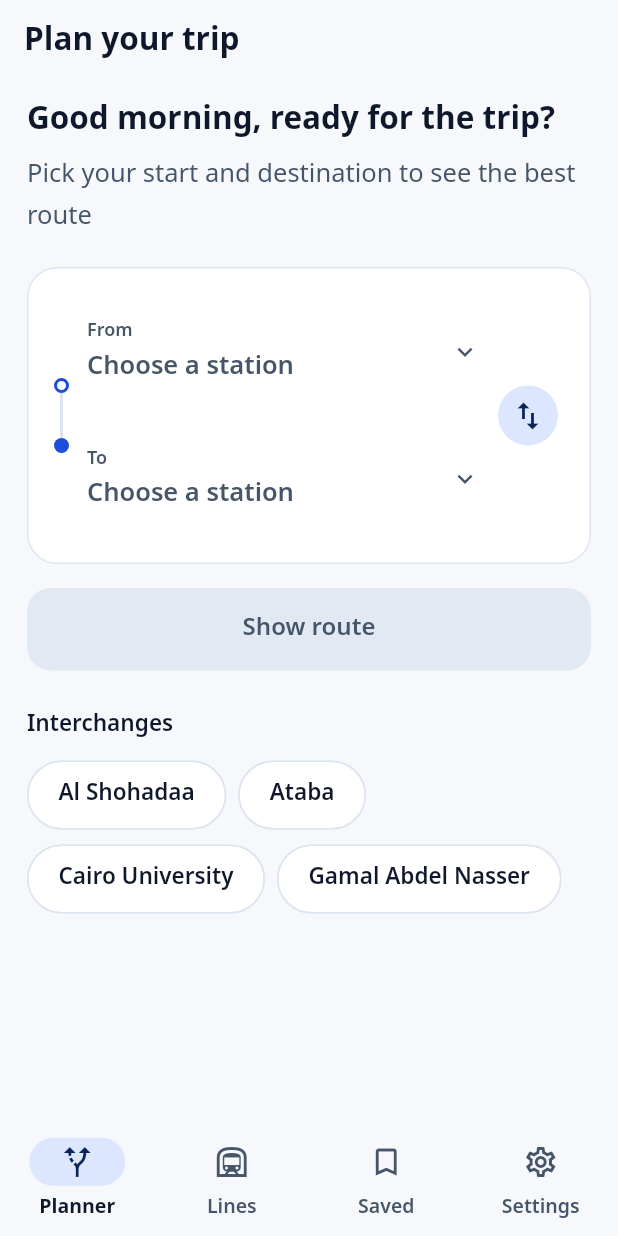
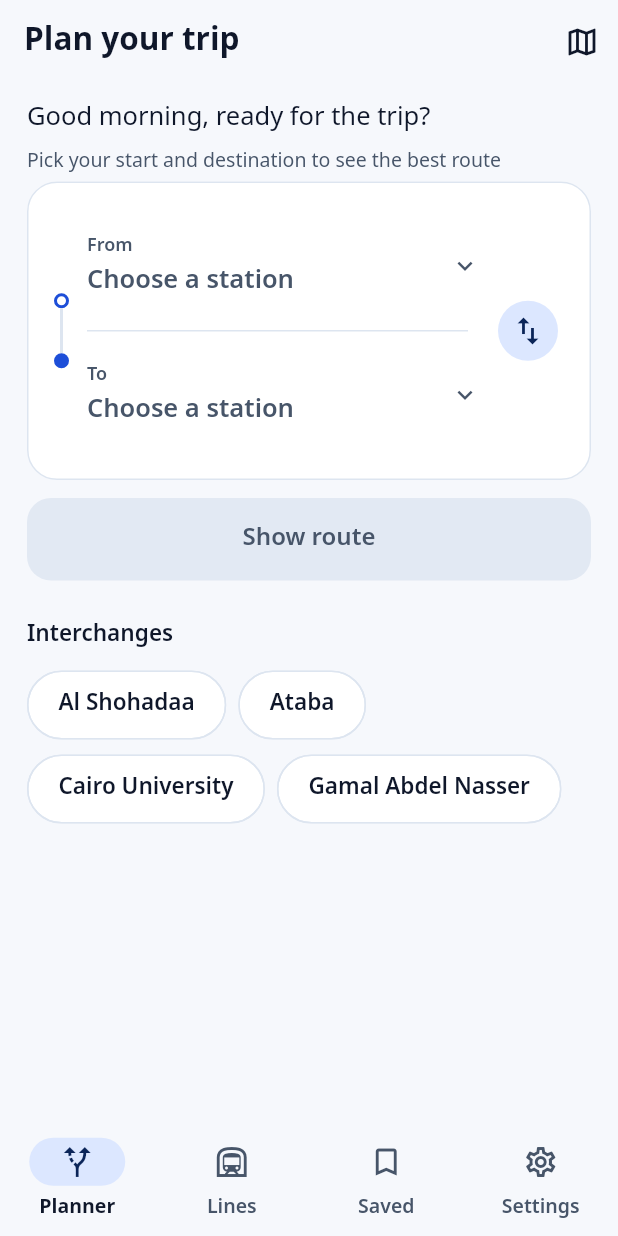
Before and after one commit to HA2077/maak-metro, a Flutter app: the screen it shows after launch, after a tap on "English", after a tap on "Get started", on a phone screen of 412 x 824 dp. Run offline on Flutter 3.47's test engine with Material 3 defaults, Android fonts, the phone set to English and light mode, and no system bars; our stand-ins replace device_preview, flutter_bloc, shared_preferences, sqflite; accounts and stored records are empty.

Commit message:
feat(planner): integrate metro map functionality and update greeting logic for closed hours

```diff
--- a/lib/core/utils/greeting.dart
+++ b/lib/core/utils/greeting.dart
@@ -1,4 +1,6 @@
 import 'package:maak_metro/core/l10n/app_localizations.dart';
+
+import 'dates.dart';
 
 /// Parts of the day used by the greeting on the planner.
 enum DayPart { morning, afternoon, evening, night }
@@ -12,8 +14,16 @@ DayPart dayPartFor(int hour) {
 }
 
 /// Four greetings per part of the day. The caller picks one per launch.
-List<String> greetingsFor(AppLocalizations l10n, DayPart part) =>
-    switch (part) {
+///
+/// Empty during closed hours so the planner can hide the greeting instead of
+/// contradicting the closed-hours advisory.
+List<String> greetingsFor(
+  AppLocalizations l10n,
+  DayPart part, {
+  DateTime? now,
+}) {
+  if (isMetroClosed(now: now)) return const <String>[];
+  return switch (part) {
     DayPart.morning => [
       l10n.greetingMorning1,
       l10n.greetingMorning2,
@@ -39,3 +49,4 @@ List<String> greetingsFor(AppLocalizations l10n, DayPart part) =>
       l10n.greetingNight4,
     ],
   };
+}
--- a/lib/features/network/presentation/lines_screen.dart
+++ b/lib/features/network/presentation/lines_screen.dart
@@ -11,10 +11,9 @@ import 'package:maak_metro/core/utils/directions.dart';
 import 'package:maak_metro/core/utils/localized_names.dart';
 import 'package:maak_metro/features/network/domain/models/models.dart';
 import 'package:maak_metro/features/network/presentation/widgets/line_chip.dart';
+import 'package:maak_metro/features/network/presentation/widgets/metro_map_sheet.dart';
 
 import 'network_cubit.dart';
-
-const String _mapAsset = 'assets/images/metro_map.png';
 
 class LinesScreen extends StatelessWidget {
   const LinesScreen({super.key, required this.onStationSelected});
@@ -26,69 +25,6 @@ class LinesScreen extends StatelessWidget {
       .where((word) => word.isNotEmpty)
       .map((word) => '${word[0].toUpperCase()}${word.substring(1)}')
       .join(' ');
-
-  void _showMap(BuildContext context) {
-    showModalBottomSheet<void>(
-      context: context,
-      isScrollControlled: true,
-      useSafeArea: true,
-      constraints: const BoxConstraints(maxWidth: AppLayout.maxContentWidth),
-      backgroundColor: AppTheme.light.colorScheme.surface,
-      builder: (sheetContext) {
-        final l10n = AppLocalizations.of(sheetContext);
-        return Theme(
-          data: AppTheme.light,
-          child: FractionallySizedBox(
-            heightFactor: 0.9,
-            child: Padding(
-              padding: const EdgeInsetsDirectional.fromSTEB(
-                AppSpace.lg,
-                AppSpace.md,
-                AppSpace.lg,
-                AppSpace.md,
-              ),
-              child: Column(
-                crossAxisAlignment: CrossAxisAlignment.stretch,
-                children: [
-                  Row(
-                    children: [
-                      Expanded(
-                        child: Semantics(
-                          header: true,
-                          child: Text(
-                            l10n.metroMap,
-                            style: AppTheme.light.textTheme.titleLarge,
-                          ),
-                        ),
-                      ),
-                      IconButton(
-                        onPressed: () => Navigator.of(sheetContext).pop(),
-                        tooltip: l10n.close,
-                        icon: const Icon(Icons.close),
-                      ),
-                    ],
-                  ),
-                  const SizedBox(height: AppSpace.sm),
-                  Expanded(
-                    child: Semantics(
-                      label: l10n.metroMap,
-                      child: InteractiveViewer(
-                        minScale: 1.0,
-                        maxScale: 4.0,
-                        child: Center(
-                          child: Image.asset(_mapAsset, fit: BoxFit.contain),
-                        ),
-                      ),
-                    ),
-                  ),
-                ],
-              ),
-            ),
-          ),
-        );
-      },
-    );
-  }
 
   void _showStation(BuildContext context, Station station) {
     final network = context.read<NetworkCubit>().state.network;
@@ -210,7 +146,7 @@ class LinesScreen extends StatelessWidget {
           ? const SizedBox.shrink()
           : Column(
               children: [
-                _MapPreviewCard(onTap: () => _showMap(context)),
+                _MapPreviewCard(onTap: () => showMetroMap(context)),
                 Expanded(child: _lineList(context, network, theme)),
               ],
             ),
@@ -403,7 +339,7 @@ class _MapPreviewCard extends StatelessWidget {
                         SizedBox(
                           width: 88,
                           height: 72,
-                          child: Image.asset(_mapAsset, fit: BoxFit.cover),
+                          child: Image.asset(metroMapAsset, fit: BoxFit.cover),
                         ),
                         const SizedBox(width: AppSpace.md),
                         Expanded(
--- /dev/null
+++ b/lib/features/network/presentation/widgets/metro_map_sheet.dart
@@ -0,0 +1,69 @@
+import 'package:flutter/material.dart';
+
+import 'package:maak_metro/core/l10n/app_localizations.dart';
+import 'package:maak_metro/core/theme/app_theme.dart';
+
+const String metroMapAsset = 'assets/images/metro_map.png';
+
+void showMetroMap(BuildContext context) {
+  showModalBottomSheet<void>(
+    context: context,
+    isScrollControlled: true,
+    useSafeArea: true,
+    constraints: const BoxConstraints(maxWidth: AppLayout.maxContentWidth),
+    backgroundColor: AppTheme.light.colorScheme.surface,
+    builder: (sheetContext) {
+      final l10n = AppLocalizations.of(sheetContext);
+      return Theme(
+        data: AppTheme.light,
+        child: FractionallySizedBox(
+          heightFactor: 0.9,
+          child: Padding(
+            padding: const EdgeInsetsDirectional.fromSTEB(
+              AppSpace.lg,
+              AppSpace.md,
+              AppSpace.lg,
+              AppSpace.md,
+            ),
+            child: Column(
+              crossAxisAlignment: CrossAxisAlignment.stretch,
+              children: [
+                Row(
+                  children: [
+                    Expanded(
+                      child: Semantics(
+                        header: true,
+                        child: Text(
+                          l10n.metroMap,
+                          style: AppTheme.light.textTheme.titleLarge,
+                        ),
+                      ),
+                    ),
+                    IconButton(
+                      onPressed: () => Navigator.of(sheetContext).pop(),
+                      tooltip: l10n.close,
+                      icon: const Icon(Icons.close),
+                    ),
+                  ],
+                ),
+                const SizedBox(height: AppSpace.sm),
+                Expanded(
+                  child: Semantics(
+                    label: l10n.metroMap,
+                    child: InteractiveViewer(
+                      minScale: 1.0,
+                      maxScale: 4.0,
+                      child: Center(
+                        child: Image.asset(metroMapAsset, fit: BoxFit.contain),
+                      ),
+                    ),
+                  ),
+                ),
+              ],
+            ),
+          ),
+        ),
+      );
+    },
+  );
+}
--- a/lib/features/planner/presentation/planner_screen.dart
+++ b/lib/features/planner/presentation/planner_screen.dart
@@ -8,6 +8,7 @@ import 'package:maak_metro/core/motion/app_haptics.dart';
 import 'package:maak_metro/core/motion/app_motion.dart';
 import 'package:maak_metro/core/motion/fade_slide_in.dart';
 import 'package:maak_metro/core/theme/app_theme.dart';
+import 'package:maak_metro/core/theme/line_colors.dart';
 import 'package:maak_metro/core/utils/dates.dart';
 import 'package:maak_metro/core/utils/greeting.dart';
 import 'package:maak_metro/core/utils/localized_names.dart';
@@ -15,6 +16,7 @@ import 'package:maak_metro/features/library/domain/models/history_entry.dart';
 import 'package:maak_metro/features/library/presentation/library_cubit.dart';
 import 'package:maak_metro/features/network/domain/models/models.dart';
 import 'package:maak_metro/features/network/presentation/network_cubit.dart';
+import 'package:maak_metro/features/network/presentation/widgets/metro_map_sheet.dart';
 import 'package:maak_metro/features/planner/presentation/widgets/station_picker.dart';
 
 import 'planner_cubit.dart';
@@ -125,9 +127,20 @@ class _PlannerScreenState extends State<PlannerScreen> {
     );
     final errorText = _errorText(l10n, route.error);
     final interchanges = _interchanges(context, network);
+    final closed = isMetroClosed(now: widget.now);
 
     return Scaffold(
-      appBar: AppBar(title: Text(l10n.plannerTitle)),
+      appBar: AppBar(
+        title: Text(l10n.plannerTitle),
+        actions: [
+          IconButton(
+            onPressed: () => showMetroMap(context),
+            tooltip: l10n.openMetroMap,
+            constraints: const BoxConstraints.tightFor(width: 48, height: 48),
+            icon: const Icon(Icons.map_outlined),
+          ),
+        ],
+      ),
       body: ListView(
         padding: const EdgeInsetsDirectional.fromSTEB(
           18,
@@ -136,7 +149,7 @@ class _PlannerScreenState extends State<PlannerScreen> {
           AppSpace.xl,
         ),
         children: [
-          if (isMetroClosed(now: widget.now)) ...[
+          if (closed) ...[
             FadeSlideIn(
               child: Card(
                 color: theme.colorScheme.secondaryContainer,
@@ -168,29 +181,31 @@ class _PlannerScreenState extends State<PlannerScreen> {
             ),
             const SizedBox(height: AppSpace.sm),
           ],
-          const Padding(
-            padding: EdgeInsetsDirectional.only(bottom: AppSpace.sm),
-            child: _Greeting(),
+          Padding(
+            padding: const EdgeInsetsDirectional.only(bottom: AppSpace.xs),
+            child: _Greeting(now: widget.now),
           ),
-          Padding(
-            padding: const EdgeInsetsDirectional.only(bottom: 20),
-            child: Text(
-              l10n.plannerHint,
-              style: theme.textTheme.bodyLarge?.copyWith(
-                color: theme.colorScheme.onSurfaceVariant,
+          if (!closed)
+            Padding(
+              padding: const EdgeInsetsDirectional.only(bottom: AppSpace.xs),
+              child: Text(
+                l10n.plannerHint,
+                style: theme.textTheme.bodySmall?.copyWith(
+                  color: theme.colorScheme.onSurfaceVariant,
+                ),
               ),
             ),
-          ),
           _TripCard(
             from: route.from,
             to: route.to,
+            network: network,
             l10n: l10n,
             swapTurns: _swapTurns,
             onPickFrom: () => _pick(context, from: true),
             onPickTo: () => _pick(context, from: false),
             onSwap: () => _swap(planner),
           ),
-          const SizedBox(height: AppSpace.lg),
+          const SizedBox(height: AppSpace.md),
           FilledButton(
             onPressed: route.canSearch && !_searching
                 ? () => _search(context)
@@ -323,7 +338,9 @@ class _PlannerScreenState extends State<PlannerScreen> {
 
 /// Greets by time of day, in one of four wordings picked at random per launch.
 class _Greeting extends StatefulWidget {
-  const _Greeting();
+  const _Greeting({required this.now});
+
+  final DateTime? now;
 
   @override
   State<_Greeting> createState() => _GreetingState();
@@ -335,11 +352,13 @@ class _GreetingState extends State<_Greeting> {
   @override
   Widget build(BuildContext context) {
     final l10n = AppLocalizations.of(context);
-    final options = greetingsFor(l10n, dayPartFor(DateTime.now().hour));
+    final now = widget.now ?? DateTime.now();
+    final options = greetingsFor(l10n, dayPartFor(now.hour), now: now);
+    if (options.isEmpty) return const SizedBox.shrink();
     return Text(
       options[_variant % options.length],
       key: const Key('plannerGreeting'),
-      style: Theme.of(context).textTheme.titleLarge,
+      style: Theme.of(context).textTheme.bodyLarge,
     );
   }
 }
@@ -374,6 +393,7 @@ class _TripCard extends StatelessWidget {
   const _TripCard({
     required this.from,
     required this.to,
+    required this.network,
     required this.l10n,
     required this.swapTurns,
     required this.onPickFrom,
@@ -383,6 +403,7 @@ class _TripCard extends StatelessWidget {
 
   final Station? from;
   final Station? to;
+  final NetworkData? network;
   final AppLocalizations l10n;
   final double swapTurns;
   final VoidCallback onPickFrom;
@@ -392,6 +413,14 @@ class _TripCard extends StatelessWidget {
   @override
   Widget build(BuildContext context) {
     final theme = Theme.of(context);
+    final fromStation = from;
+    final toStation = to;
+    final fromLines = fromStation == null
+        ? const <Line>[]
+        : network?.linesServing(fromStation.id) ?? const <Line>[];
+    final toLines = toStation == null
+        ? const <Line>[]
+        : network?.linesServing(toStation.id) ?? const <Line>[];
     return Card(
       child: Padding(
         padding: const EdgeInsetsDirectional.all(18),
@@ -422,13 +451,22 @@ class _TripCard extends StatelessWidget {
                   _StationField(
                     label: l10n.fromLabel,
                     value: from == null ? null : stationName(context, from!),
+                    lines: fromLines,
                     placeholder: l10n.selectStation,
                     onTap: onPickFrom,
                   ),
-                  const SizedBox(height: AppSpace.sm),
+                  const SizedBox(height: AppSpace.xs),
+                  Divider(
+                    height: 1,
+                    thickness: 1,
+                    color: theme.colorScheme.outlineVariant,
+                    endIndent: AppSpace.sm,
+                  ),
+                  const SizedBox(height: AppSpace.xs),
                   _StationField(
                     label: l10n.toLabel,
                     value: to == null ? null : stationName(context, to!),
+                    lines: toLines,
                     placeholder: l10n.selectStation,
                     onTap: onPickTo,
                   ),
@@ -461,12 +499,14 @@ class _StationField extends StatelessWidget {
   const _StationField({
     required this.label,
     required this.value,
+    required this.lines,
     required this.placeholder,
     required this.onTap,
   });
 
   final String label;
   final String? value;
+  final List<Line> lines;
   final String placeholder;
   final VoidCallback onTap;
 
@@ -519,6 +559,22 @@ class _StationField extends StatelessWidget {
                     ],
                   ),
                 ),
+                if (lines.isNotEmpty)
+                  Row(
+                    mainAxisSize: MainAxisSize.min,
+                    children: [
+                      for (final line in lines)
+                        Container(
+                          width: 8,
+                          height: 8,
+                          margin: const EdgeInsetsDirectional.only(end: 3),
+                          decoration: BoxDecoration(
+                            shape: BoxShape.circle,
+                            color: parseHexColor(line.colorHex),
+                          ),
+                        ),
+                    ],
+                  ),
                 const SizedBox(width: AppSpace.sm),
                 Icon(
                   Icons.expand_more,
```
Also changed, not shown: 1 other file. Lines whose indentation alone changed are shown as unchanged.
